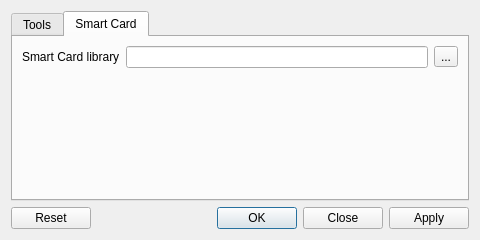
This is src/window/configdialog.ui in seedoo/firmadigitale-client as Qt 5 draws it before an edit. The edited form follows.
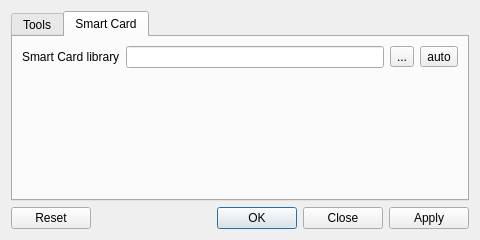
This is the edited form. The open tabs and pages were chosen to show the change. Icons and pictures are not drawn.

```diff
--- a/src/window/configdialog.ui
+++ b/src/window/configdialog.ui
@@ -149,7 +149,7 @@
       <attribute name="title">
        <string>Smart Card</string>
       </attribute>
-      <layout class="QGridLayout" name="gridLayout_2" rowstretch="0,1" columnstretch="0,1,0">
+      <layout class="QGridLayout" name="gridLayout_2" rowstretch="0,1" columnstretch="0,1,0,0">
        <item row="0" column="0">
         <widget class="QLabel" name="smartcardLibLabel">
          <property name="text">
@@ -164,6 +164,24 @@
          </property>
         </widget>
        </item>
+       <item row="0" column="2">
+        <widget class="QToolButton" name="smartcardLibBrowse">
+         <property name="text">
+          <string>...</string>
+         </property>
+        </widget>
+       </item>
+       <item row="0" column="3">
+        <widget class="QToolButton" name="smartcardLibAuto">
+         <property name="text">
+          <string>auto</string>
+         </property>
+         <property name="icon">
+          <iconset resource="../resources.qrc">
+           <normaloff>:/buttons/refresh</normaloff>:/buttons/refresh</iconset>
+         </property>
+        </widget>
+       </item>
        <item row="1" column="1">
         <spacer name="verticalSpacer">
          <property name="orientation">
@@ -177,13 +195,6 @@
          </property>
         </spacer>
        </item>
-       <item row="0" column="2">
-        <widget class="QToolButton" name="smartcardLibBrowse">
-         <property name="text">
-          <string>...</string>
-         </property>
-        </widget>
-       </item>
       </layout>
      </widget>
     </widget>
```
